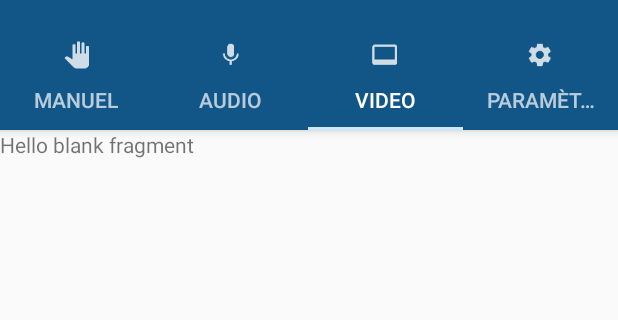
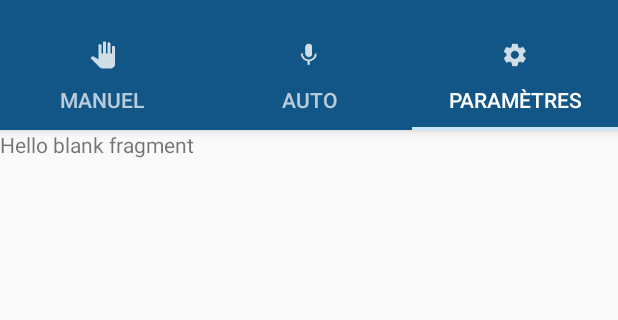
Before and after one commit to LightAndChill/LightAndChill, an Android app: the screen it shows after launch (MainActivity), tab 3 chosen, on a phone screen of 412 x 824 dp, the part 62-382 px from its top. Run offline under Robolectric (Android 15) with nearby library versions, the phone set to English and light mode, and no system bars; libraries missing offline, so code that uses them is left out: com.larswerkman.holocolorpicker; 6 statements that could not run were skipped.

Commit message:
Suppression du 4ème Fragment, ajout d'un colorPicker dans le FragmentOne.

```diff
--- a/app/build.gradle
+++ b/app/build.gradle
@@ -25,4 +25,5 @@ dependencies {
     compile 'com.android.support:appcompat-v7:23.1.1'
     compile 'com.android.support:design:23.1.1'
     compile 'com.android.support:support-v4:23.1.1'
+    compile 'com.larswerkman:HoloColorPicker:1.5'
 }
--- a/app/src/main/java/apps/lightandchill/lightandchill/FragmentFour.java
+++ /dev/null
@@ -1,36 +0,0 @@
-package apps.lightandchill.lightandchill;
-
-import android.content.Context;
-import android.net.Uri;
-import android.os.Bundle;
-import android.support.v4.app.Fragment;
-import android.view.LayoutInflater;
-import android.view.View;
-import android.view.ViewGroup;
-
-
-/**
- * A simple {@link Fragment} subclass.
- * Activities that contain this fragment must implement the
- * {@link FragmentFour.OnFragmentInteractionListener} interface
- * to handle interaction events.
- * Use the {@link FragmentFour#newInstance} factory method to
- * create an instance of this fragment.
- */
-public class FragmentFour extends Fragment {
-    public FragmentFour() {
-        // Required empty public constructor
-    }
-
-    @Override
-    public void onCreate(Bundle savedInstanceState) {
-        super.onCreate(savedInstanceState);
-    }
-
-    @Override
-    public View onCreateView(LayoutInflater inflater, ViewGroup container,
-                             Bundle savedInstanceState) {
-        // Inflate the layout for this fragment
-        return inflater.inflate(R.layout.fragment_fragment_four, container, false);
-    }
-}
--- a/app/src/main/java/apps/lightandchill/lightandchill/FragmentOne.java
+++ b/app/src/main/java/apps/lightandchill/lightandchill/FragmentOne.java
@@ -5,6 +5,12 @@ import android.support.v4.app.Fragment;
 import android.view.LayoutInflater;
 import android.view.View;
 import android.view.ViewGroup;
+
+import com.larswerkman.holocolorpicker.ColorPicker;
+import com.larswerkman.holocolorpicker.OpacityBar;
+import com.larswerkman.holocolorpicker.SVBar;
+import com.larswerkman.holocolorpicker.SaturationBar;
+import com.larswerkman.holocolorpicker.ValueBar;
 
 
 public class FragmentOne extends Fragment{
@@ -15,6 +21,7 @@ public class FragmentOne extends Fragment{
 
     @Override
     public void onCreate(Bundle savedInstanceState) {
+
         super.onCreate(savedInstanceState);
     }
 
@@ -22,6 +29,30 @@ public class FragmentOne extends Fragment{
     public View onCreateView(LayoutInflater inflater, ViewGroup container,
                              Bundle savedInstanceState) {
         // Inflate the layout for this fragment
-        return inflater.inflate(R.layout.fragment_one, container, false);
+        View view = inflater.inflate(R.layout.fragment_one, container, false);
+
+        ColorPicker picker = (ColorPicker) view.findViewById(R.id.pickerColor);
+        SaturationBar saturationBar = (SaturationBar)view.findViewById(R.id.saturationbar);
+
+        picker.addSaturationBar(saturationBar);
+
+        //To get the color
+        picker.getColor();
+
+        saturationBar.setOnSaturationChangedListener(new SaturationBar.OnSaturationChangedListener() {
+            @Override
+            public void onSaturationChanged(int saturation) {
+
+            }
+        });
+
+        picker.setOnColorChangedListener(new ColorPicker.OnColorChangedListener() {
+            @Override
+            public void onColorChanged(int color) {
+
+            }
+        });
+
+        return view;
     }
 }
--- a/app/src/main/java/apps/lightandchill/lightandchill/MainActivity.java
+++ b/app/src/main/java/apps/lightandchill/lightandchill/MainActivity.java
@@ -20,7 +20,6 @@ public class MainActivity extends AppCompatActivity {
     private int[] tabIcons = {
             R.drawable.ic_action_name,
             R.drawable.ic_mic_white_48dp,
-            R.drawable.ic_video_label_white_48dp,
             R.drawable.ic_settings_white_48dp
     };
 
@@ -46,15 +45,13 @@ public class MainActivity extends AppCompatActivity {
         tabLayout.getTabAt(0).setIcon(tabIcons[0]);
         tabLayout.getTabAt(1).setIcon(tabIcons[1]);
         tabLayout.getTabAt(2).setIcon(tabIcons[2]);
-        tabLayout.getTabAt(3).setIcon(tabIcons[3]);
     }
 
     private void setupViewPager(ViewPager viewPager) {
         ViewPagerAdapter adapter = new ViewPagerAdapter(getSupportFragmentManager());
         adapter.addFragment(new FragmentOne(), "Manuel");
-        adapter.addFragment(new FragmentTwo(), "Audio");
-        adapter.addFragment(new FragmentThree(), "Video");
-        adapter.addFragment(new FragmentFour(), "Paramètres");
+        adapter.addFragment(new FragmentTwo(), "Auto");
+        adapter.addFragment(new FragmentThree(), "Paramètres");
         viewPager.setAdapter(adapter);
     }
 
```
Also changed, not shown: app/src/main/res/layout/fragment_fragment_four.xml (deleted, +0 -13 lines), app/src/main/res/layout/fragment_one.xml (+8 -6 lines).
